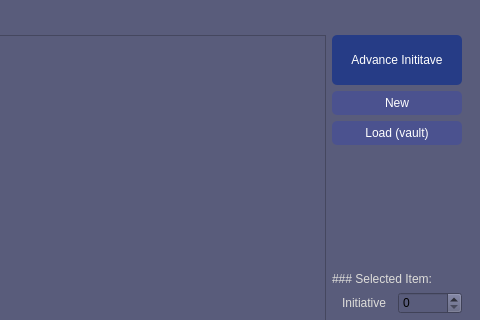
nogasgofast/Adventure_Wrench, file ui_files/Main_Window.ui: the form before one commit; both pictures show x 320 to 800 and y 0 to 320 of the 800 by 777 pixel window.
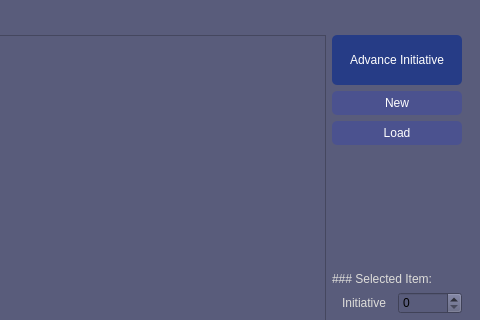
The form after the commit. Icons and pictures are not drawn.

Commit message: feature add: alarm to stop initiative tracker on specific entries.

Patch:
```diff
--- a/ui_files/Main_Window.ui
+++ b/ui_files/Main_Window.ui
@@ -62,7 +62,23 @@
 
 QPushButton:pressed {
     background-color: rgb(55, 62, 123);
-}</string>
+}
+
+QCheckBox::indicator {
+    width: 30px;
+    height: 20px;
+}
+
+QCheckBox::indicator:checked {
+     image: url(:/images/toggle_on.png); 
+}
+
+QCheckBox::indicator:unchecked {
+     image: url(:/images/toggle_off.png); /* Path to your unchecked image */
+}
+
+
+</string>
   </property>
   <widget class="QWidget" name="centralwidget">
    <layout class="QVBoxLayout" name="verticalLayout_2">
@@ -146,7 +162,7 @@
 }</string>
           </property>
           <property name="text">
-           <string>Advance Inititave</string>
+           <string>Advance Initiative</string>
           </property>
          </widget>
         </item>
@@ -166,7 +182,7 @@
            <string>A list of things you've created and more tools.</string>
           </property>
           <property name="text">
-           <string>Load (vault)</string>
+           <string>Load</string>
           </property>
          </widget>
         </item>
```
The commit also changes 16 other files.
